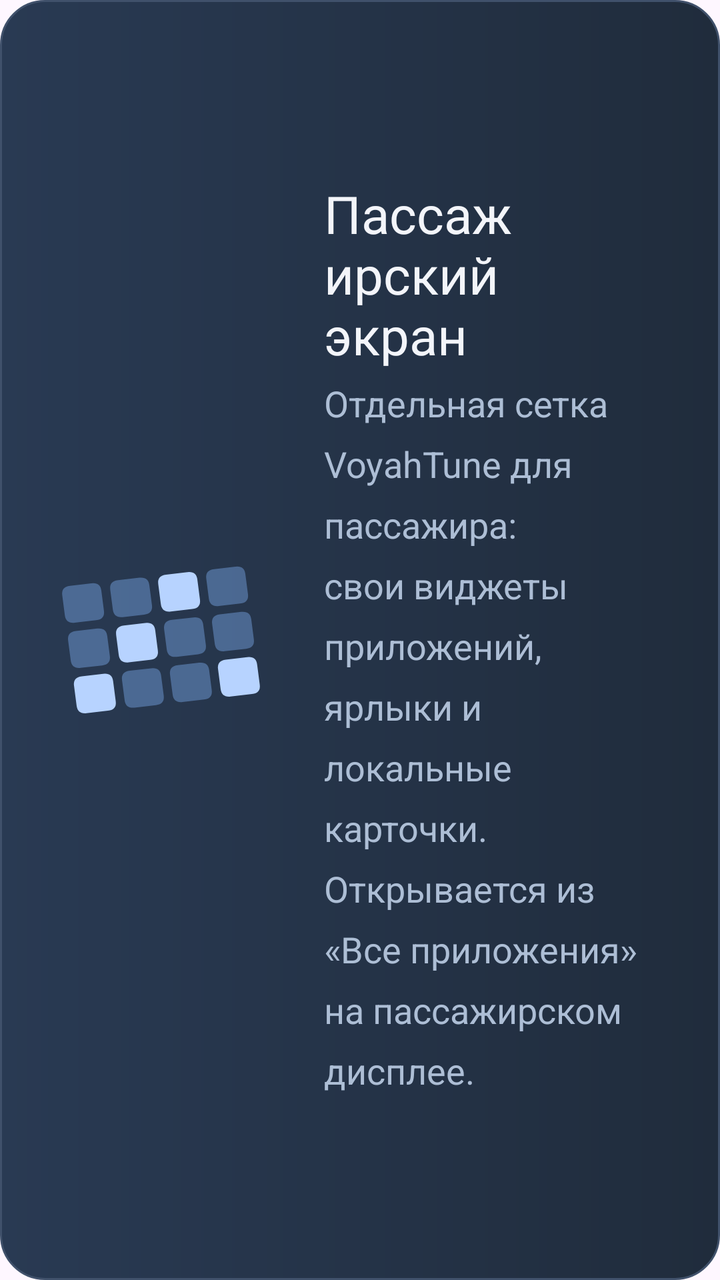
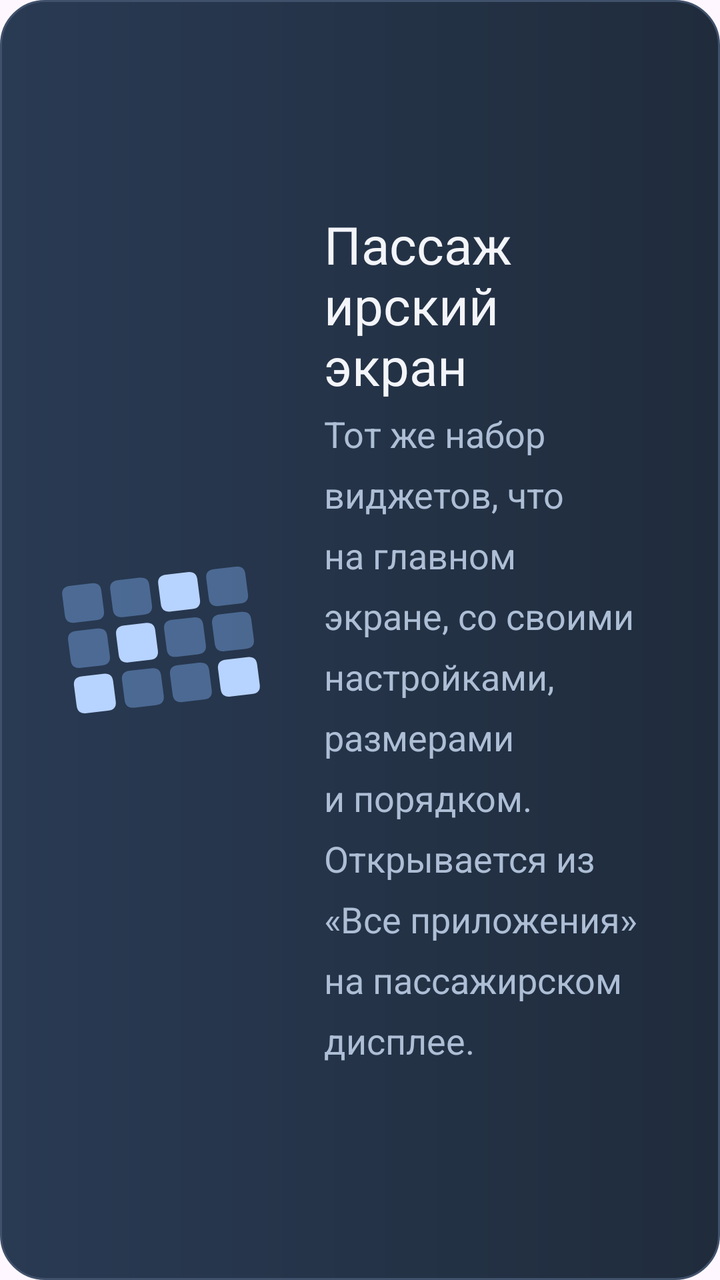

Before-and-after screenshots of an Android layout around one commit, followed by the original layout XML and the change that was made.
<!-- AndroidManifest.xml: application theme Theme.RestoreMode -->
<!-- res/layout/settings_passenger_intro.xml -->
<?xml version="1.0" encoding="utf-8"?>
<LinearLayout
    xmlns:android="http://schemas.android.com/apk/res/android"
    android:layout_width="match_parent"
    android:layout_height="wrap_content"
    android:orientation="horizontal"
    android:gravity="center_vertical"
    android:paddingHorizontal="29dp"
    android:paddingVertical="25dp"
    android:minHeight="126dp"
    android:background="@drawable/settings_intro">
    <ImageView
        android:layout_width="103dp"
        android:layout_height="76dp"
        android:src="@drawable/settings_overview_art"
        android:background="@android:color/transparent"
        android:importantForAccessibility="no"
        android:layout_marginEnd="30dp" />
    <LinearLayout
        android:layout_width="0dp"
        android:layout_height="wrap_content"
        android:orientation="vertical"
        android:layout_weight="1">
        <TextView
            android:layout_width="match_parent"
            android:layout_height="wrap_content"
            android:text="Пассажирский экран"
            android:textSize="26sp"
            android:textColor="#f3f5fa"
            android:includeFontPadding="false" />
        <TextView
            android:layout_width="match_parent"
            android:layout_height="wrap_content"
            android:text="Отдельная сетка VoyahTune для пассажира: свои виджеты приложений, ярлыки и локальные карточки. Открывается из «Все приложения» на пассажирском дисплее."
            android:textSize="18sp"
            android:textColor="#adbed5"
            android:includeFontPadding="false"
            android:layout_marginTop="8dp"
            android:lineSpacingMultiplier="1.45" />
    </LinearLayout>
</LinearLayout>
<!-- resources referenced by this layout -->
<resources>
  <!-- drawable settings_intro (drawable) -->
  <shape xmlns:android="http://schemas.android.com/apk/res/android"><gradient android:angle="0" android:startColor="#293A53" android:endColor="#202C3C"/><corners android:radius="22dp"/><stroke android:width="1dp" android:color="#40516b"/></shape>
  <!-- drawable settings_overview_art (drawable) -->
  <vector xmlns:android="http://schemas.android.com/apk/res/android" android:width="103dp" android:height="76dp" android:viewportWidth="115" android:viewportHeight="90"><group android:rotation="-7" android:pivotX="57" android:pivotY="45">
  <path android:fillColor="#80709BD7" android:pathData="M11,7h12q5,0 5,5v12q0,5 -5,5h-12q-5,0 -5,-5v-12q0,-5 5,-5Z"/>
  <path android:fillColor="#80709BD7" android:pathData="M38,7h12q5,0 5,5v12q0,5 -5,5h-12q-5,0 -5,-5v-12q0,-5 5,-5Z"/>
  <path android:fillColor="#B7D3FF" android:pathData="M65,7h12q5,0 5,5v12q0,5 -5,5h-12q-5,0 -5,-5v-12q0,-5 5,-5Z"/>
  <path android:fillColor="#80709BD7" android:pathData="M92,7h12q5,0 5,5v12q0,5 -5,5h-12q-5,0 -5,-5v-12q0,-5 5,-5Z"/>
  <path android:fillColor="#80709BD7" android:pathData="M11,34h12q5,0 5,5v12q0,5 -5,5h-12q-5,0 -5,-5v-12q0,-5 5,-5Z"/>
  <path android:fillColor="#B7D3FF" android:pathData="M38,34h12q5,0 5,5v12q0,5 -5,5h-12q-5,0 -5,-5v-12q0,-5 5,-5Z"/>
  <path android:fillColor="#80709BD7" android:pathData="M65,34h12q5,0 5,5v12q0,5 -5,5h-12q-5,0 -5,-5v-12q0,-5 5,-5Z"/>
  <path android:fillColor="#80709BD7" android:pathData="M92,34h12q5,0 5,5v12q0,5 -5,5h-12q-5,0 -5,-5v-12q0,-5 5,-5Z"/>
  <path android:fillColor="#B7D3FF" android:pathData="M11,61h12q5,0 5,5v12q0,5 -5,5h-12q-5,0 -5,-5v-12q0,-5 5,-5Z"/>
  <path android:fillColor="#80709BD7" android:pathData="M38,61h12q5,0 5,5v12q0,5 -5,5h-12q-5,0 -5,-5v-12q0,-5 5,-5Z"/>
  <path android:fillColor="#80709BD7" android:pathData="M65,61h12q5,0 5,5v12q0,5 -5,5h-12q-5,0 -5,-5v-12q0,-5 5,-5Z"/>
  <path android:fillColor="#B7D3FF" android:pathData="M92,61h12q5,0 5,5v12q0,5 -5,5h-12q-5,0 -5,-5v-12q0,-5 5,-5Z"/>
  </group></vector>
  <style name="Theme.RestoreMode" parent="Base.Theme.RestoreMode" />
  <style name="Base.Theme.RestoreMode" parent="Theme.Material3.DayNight.NoActionBar">
          
          
      </style>
</resources>

<!-- the commit's change to res/layout/settings_passenger_intro.xml (unified diff, before → after) -->
@@ -3,6 +3,7 @@
     xmlns:android="http://schemas.android.com/apk/res/android"
     android:layout_width="match_parent"
     android:layout_height="wrap_content"
+    android:layout_marginBottom="16dp"
     android:orientation="horizontal"
     android:gravity="center_vertical"
     android:paddingHorizontal="29dp"
@@ -31,7 +32,7 @@
         <TextView
             android:layout_width="match_parent"
             android:layout_height="wrap_content"
-            android:text="Отдельная сетка VoyahTune для пассажира: свои виджеты приложений, ярлыки и локальные карточки. Открывается из «Все приложения» на пассажирском дисплее."
+            android:text="Тот же набор виджетов, что на главном экране, со своими настройками, размерами и порядком. Открывается из «Все приложения» на пассажирском дисплее."
             android:textSize="18sp"
             android:textColor="#adbed5"
             android:includeFontPadding="false"
